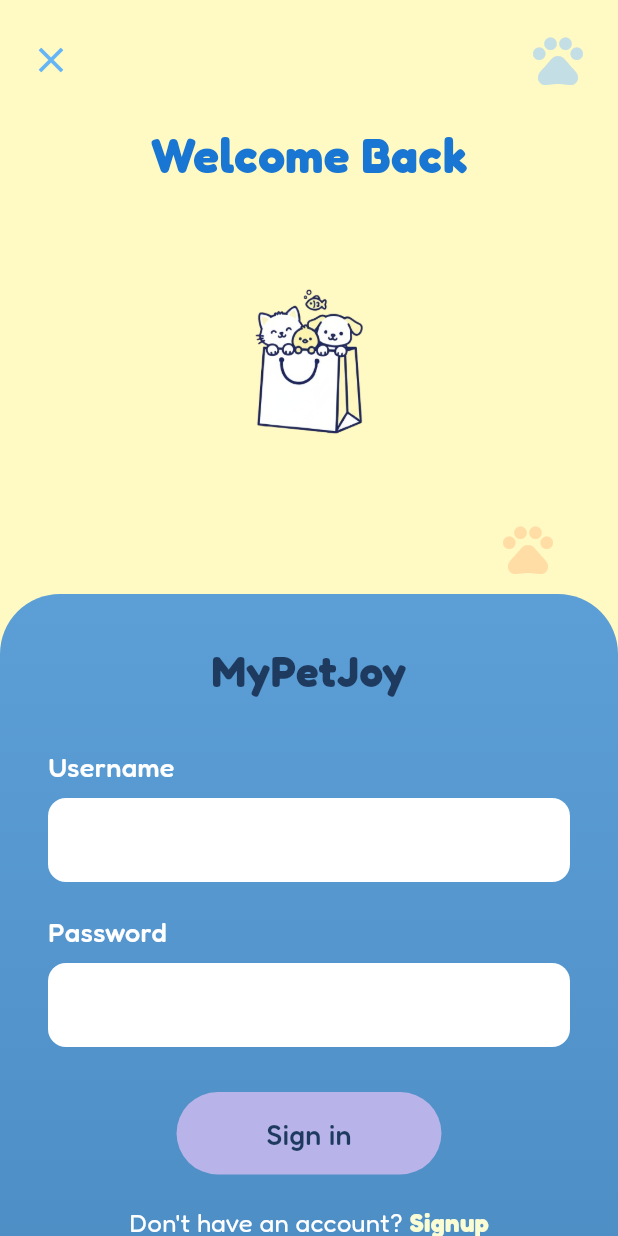
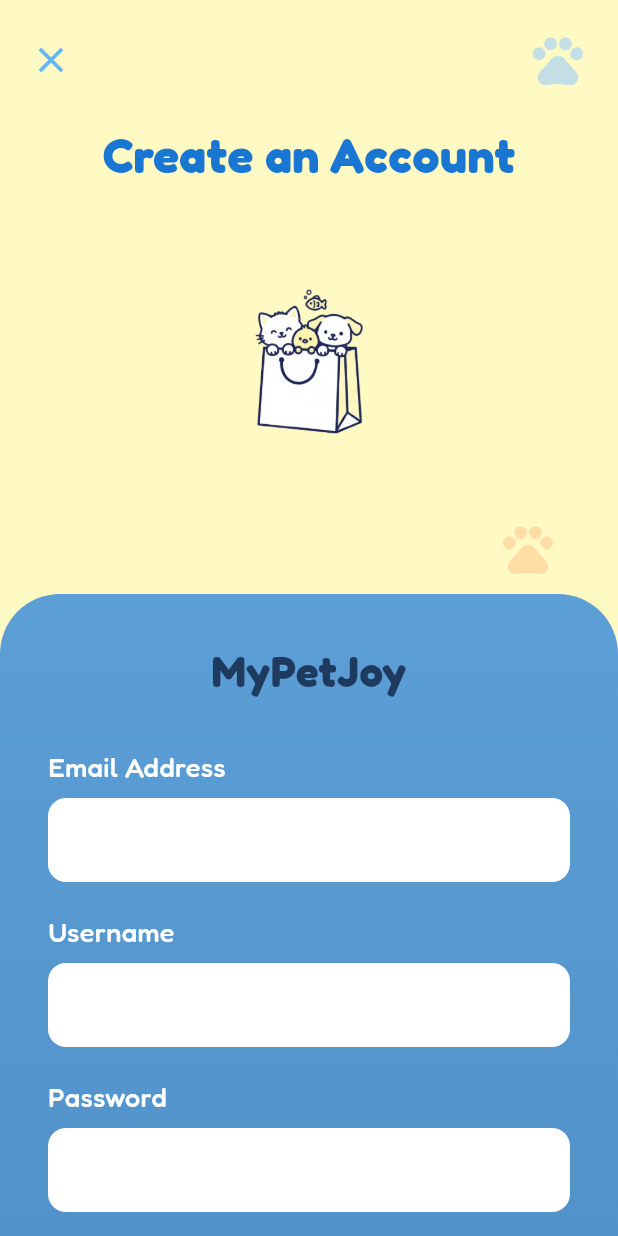
Before and after one commit to samridii/mypetjoyy, a Flutter app: the SignInScreen screen opened by its route, after a tap on "Signup", on a phone screen of 412 x 824 dp. Run offline on Flutter 3.47's test engine with Material 3 defaults, Android fonts, the light colour scheme and no system bars.

Commit message:
Add Sign Up Screen

```diff
--- a/lib/main.dart
+++ b/lib/main.dart
@@ -3,6 +3,7 @@ import 'package:mypetjoyy/screens/onboarding_one.dart';
 import 'package:mypetjoyy/screens/onboarding_three.dart';
 import 'package:mypetjoyy/screens/onboarding_two.dart';
 import 'package:mypetjoyy/screens/signin.dart';
+import 'package:mypetjoyy/screens/signup.dart';
 import 'package:mypetjoyy/screens/splash_screen.dart';
 
 void main() {
@@ -25,6 +26,7 @@ class MyApp extends StatelessWidget {
         '/onboarding_two': (context) => const OnboardingTwoScreen(),
         '/onboarding_three': (context) => const OnboardingThreeScreen(),
         '/signin': (context) => const SignInScreen(),
+        '/signup': (context) => const SignUpScreen(),
       },
     );
   }
--- /dev/null
+++ b/lib/screens/signup.dart
@@ -0,0 +1,244 @@
+import 'package:flutter/material.dart';
+
+class SignUpScreen extends StatelessWidget {
+  const SignUpScreen({Key? key}) : super(key: key);
+
+  @override
+  Widget build(BuildContext context) {
+    return Scaffold(
+      backgroundColor: const Color(0xFFFFF9C4),
+      body: SafeArea(
+        child: SingleChildScrollView(
+          child: Column(
+            children: [
+              Padding(
+                padding: const EdgeInsets.all(20.0),
+                child: Row(
+                  mainAxisAlignment: MainAxisAlignment.spaceBetween,
+                  children: [
+                    GestureDetector(
+                      onTap: () => Navigator.pop(context),
+                      child: Icon(
+                        Icons.close,
+                        color: Colors.blue[300],
+                        size: 28,
+                      ),
+                    ),
+                    Icon(
+                      Icons.pets,
+                      color: const Color.fromARGB(255, 195, 222, 228),
+                      size: 40,
+                    ),
+                  ],
+                ),
+              ),
+
+              const Text(
+                'Create an Account',
+                style: TextStyle(
+                  fontSize: 32,
+                  fontWeight: FontWeight.bold,
+                  color: Color(0xFF1976D2),
+                ),
+              ),
+
+              const SizedBox(height: 20),
+
+              Image.asset('assets/images/mpjlogo.png', height: 190),
+
+              Padding(
+                padding: const EdgeInsets.only(right: 40, top: 10),
+                child: Align(
+                  alignment: Alignment.centerRight,
+                  child: Icon(
+                    Icons.pets,
+                    color: const Color.fromARGB(255, 255, 221, 165),
+                    size: 40,
+                  ),
+                ),
+              ),
+
+              const SizedBox(height: 10),
+
+              Container(
+                width: double.infinity,
+                decoration: const BoxDecoration(
+                  gradient: LinearGradient(
+                    begin: Alignment.topCenter,
+                    end: Alignment.bottomCenter,
+                    colors: [Color(0xFF5C9FD6), Color(0xFF4A8BC2)],
+                  ),
+                  borderRadius: BorderRadius.only(
+                    topLeft: Radius.circular(40),
+                    topRight: Radius.circular(40),
+                    bottomLeft: Radius.circular(40),
+                    bottomRight: Radius.circular(40),
+                  ),
+                ),
+                child: Padding(
+                  padding: const EdgeInsets.all(32.0),
+                  child: Column(
+                    crossAxisAlignment: CrossAxisAlignment.start,
+                    children: [
+                      const Center(
+                        child: Text(
+                          'MyPetJoy',
+                          style: TextStyle(
+                            fontSize: 28,
+                            fontWeight: FontWeight.bold,
+                            color: Color(0xFF1E3A5F),
+                          ),
+                        ),
+                      ),
+
+                      const SizedBox(height: 30),
+
+                      const Text(
+                        'Email Address',
+                        style: TextStyle(
+                          color: Colors.white,
+                          fontSize: 18,
+                          fontWeight: FontWeight.w500,
+                        ),
+                      ),
+                      const SizedBox(height: 8),
+
+                      TextField(
+                        decoration: InputDecoration(
+                          filled: true,
+                          fillColor: Colors.white,
+                          border: OutlineInputBorder(
+                            borderRadius: BorderRadius.circular(12),
+                            borderSide: BorderSide.none,
+                          ),
+                          contentPadding: const EdgeInsets.symmetric(
+                            horizontal: 20,
+                            vertical: 16,
+                          ),
+                        ),
+                      ),
+
+                      const SizedBox(height: 20),
+
+                      const Text(
+                        'Username',
+                        style: TextStyle(
+                          color: Colors.white,
+                          fontSize: 18,
+                          fontWeight: FontWeight.w500,
+                        ),
+                      ),
+                      const SizedBox(height: 8),
+
+                      TextField(
+                        decoration: InputDecoration(
+                          filled: true,
+                          fillColor: Colors.white,
+                          border: OutlineInputBorder(
+                            borderRadius: BorderRadius.circular(12),
+                            borderSide: BorderSide.none,
+                          ),
+                          contentPadding: const EdgeInsets.symmetric(
+                            horizontal: 20,
+                            vertical: 16,
+                          ),
+                        ),
+                      ),
+
+                      const SizedBox(height: 20),
+
+                      const Text(
+                        'Password',
+                        style: TextStyle(
+                          color: Colors.white,
+                          fontSize: 18,
+                          fontWeight: FontWeight.w500,
+                        ),
+                      ),
+                      const SizedBox(height: 8),
+
+                      TextField(
+                        obscureText: true,
+                        decoration: InputDecoration(
+                          filled: true,
+                          fillColor: Colors.white,
+                          border: OutlineInputBorder(
+                            borderRadius: BorderRadius.circular(12),
+                            borderSide: BorderSide.none,
+                          ),
+                          contentPadding: const EdgeInsets.symmetric(
+                            horizontal: 20,
+                            vertical: 16,
+                          ),
+                        ),
+                      ),
+
+                      const SizedBox(height: 20),
+
+                      const Text(
+                        'Confirm Password',
+                        style: TextStyle(
+                          color: Colors.white,
+                          fontSize: 18,
+                          fontWeight: FontWeight.w500,
+                        ),
+                      ),
+                      const SizedBox(height: 8),
+
+                      TextField(
+                        obscureText: true,
+                        decoration: InputDecoration(
+                          filled: true,
+                          fillColor: Colors.white,
+                          border: OutlineInputBorder(
+                            borderRadius: BorderRadius.circular(12),
+                            borderSide: BorderSide.none,
+                          ),
+                          contentPadding: const EdgeInsets.symmetric(
+                            horizontal: 20,
+                            vertical: 16,
+                          ),
+                        ),
+                      ),
+
+                      const SizedBox(height: 30),
+
+                      Center(
+                        child: ElevatedButton(
+                          onPressed: () {
+                            Navigator.pushReplacementNamed(context, '/signin');
+                          },
+                          style: ElevatedButton.styleFrom(
+                            backgroundColor: const Color(0xFFB8B3E8),
+                            foregroundColor: const Color(0xFF1E3A5F),
+                            padding: const EdgeInsets.symmetric(
+                              horizontal: 60,
+                              vertical: 14,
+                            ),
+                            shape: RoundedRectangleBorder(
+                              borderRadius: BorderRadius.circular(30),
+                            ),
+                            elevation: 0,
+                          ),
+                          child: const Text(
+                            'Sign up',
+                            style: TextStyle(
+                              fontSize: 19,
+                              fontWeight: FontWeight.w500,
+                            ),
+                          ),
+                        ),
+                      ),
+
+                      const SizedBox(height: 20),
+                    ],
+                  ),
+                ),
+              ),
+            ],
+          ),
+        ),
+      ),
+    );
+  }
+}
```
